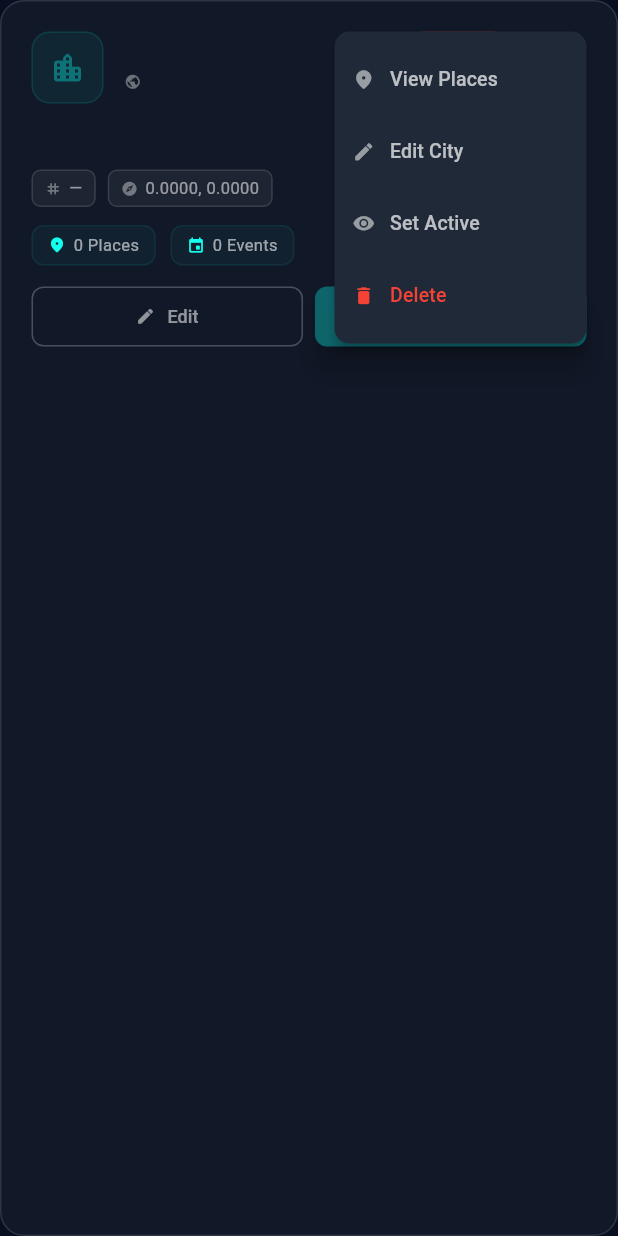
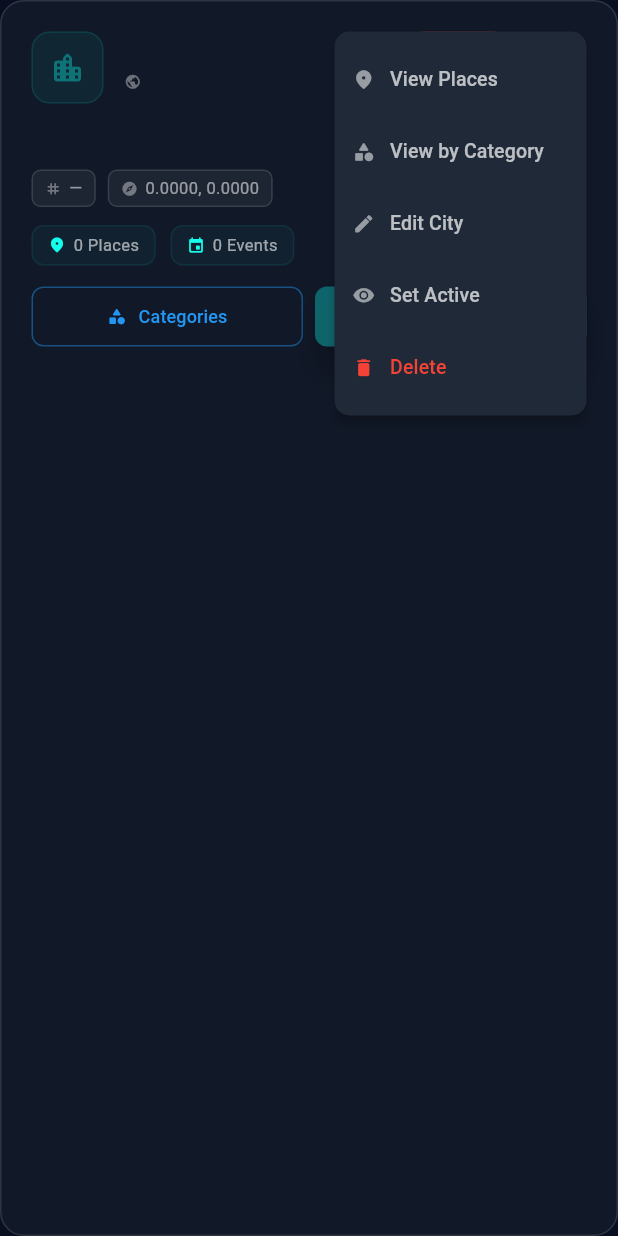
Before and after one commit to Fabrone/Palmnazi, a Flutter app: the _CityCard widget shown alone on an empty page, opened directly with empty values, after a tap on the "more vert" icon, on a phone screen of 412 x 824 dp. Run offline on Flutter 3.47's test engine with Material 3 defaults, Android fonts, the phone set to English and light mode, and no system bars; our stand-ins replace firebase_core, flutter_secure_storage, google_sign_in, logger; accounts and stored records are empty; network calls fail; Roboto replaces fonts that are missing (Poppins).

Commit message:
Updated Categorybutton click from the Resort city screen

```diff
--- a/lib/admin/admin_resort_cities_screen.dart
+++ b/lib/admin/admin_resort_cities_screen.dart
@@ -25,12 +25,19 @@ final Logger _screenLog = Logger(
 
 class AdminResortCitiesScreen extends StatefulWidget {
   final AdminApiService apiService;
+  /// Called when the user taps "Places" on a city card → navigates to
+  /// the Places tab pre-filtered by this city.
   final ValueChanged<CityModel> onCitySelected;
+  /// Called when the user taps "Categories" on a city card → navigates to
+  /// the Places tab pre-filtered by this city so the user can then pick
+  /// a category from the filter row to browse places by category.
+  final ValueChanged<CityModel> onCityForCategoriesSelected;
 
   const AdminResortCitiesScreen({
     super.key,
     required this.apiService,
     required this.onCitySelected,
+    required this.onCityForCategoriesSelected,
   });
 
   @override
@@ -443,8 +450,9 @@ class _AdminResortCitiesScreenState extends State<AdminResortCitiesScreen>
               onEdit: () => _openForm(city: _filtered[i]),
               onDelete: () => _delete(_filtered[i]),
               onToggleActive: () => _toggleActive(_filtered[i]),
-              onViewPlaces: () =>
-                  widget.onCitySelected(_filtered[i]),
+              onViewPlaces: () => widget.onCitySelected(_filtered[i]),
+              onViewCategories: () =>
+                  widget.onCityForCategoriesSelected(_filtered[i]),
             ),
           );
         }),
@@ -540,6 +548,7 @@ class _CityCard extends StatefulWidget {
   final VoidCallback onDelete;
   final VoidCallback onToggleActive;
   final VoidCallback onViewPlaces;
+  final VoidCallback onViewCategories;
 
   const _CityCard({
     required this.city,
@@ -547,6 +556,7 @@ class _CityCard extends StatefulWidget {
     required this.onDelete,
     required this.onToggleActive,
     required this.onViewPlaces,
+    required this.onViewCategories,
   });
 
   @override
@@ -650,16 +660,19 @@ class _CityCardState extends State<_CityCard> {
                   shape: RoundedRectangleBorder(
                       borderRadius: BorderRadius.circular(10)),
                   onSelected: (v) {
-                    if (v == 'channels') widget.onViewPlaces();
+                    if (v == 'places') widget.onViewPlaces();
+                    if (v == 'categories') widget.onViewCategories();
                     if (v == 'edit') widget.onEdit();
                     if (v == 'toggle') widget.onToggleActive();
                     if (v == 'delete') widget.onDelete();
                   },
                   itemBuilder: (_) => [
                     const PopupMenuItem(
-                        value: 'channels',
-                        child: _PopItem(
-                            Icons.place_rounded, 'View Places')),
+                        value: 'places',
+                        child: _PopItem(Icons.place_rounded, 'View Places')),
+                    const PopupMenuItem(
+                        value: 'categories',
+                        child: _PopItem(Icons.category_rounded, 'View by Category')),
                     const PopupMenuItem(
                         value: 'edit',
                         child: _PopItem(Icons.edit_rounded, 'Edit City')),
@@ -730,17 +743,20 @@ class _CityCardState extends State<_CityCard> {
 
               const SizedBox(height: 10),
 
-              // ── Action buttons ────────────────────────────────────────────
+              // ── Action buttons ─────────────────────────────────────────────
+              // Edit is available in the ⋮ menu above; these two buttons give
+              // direct-access shortcuts to the two most common drill-down views.
               Row(children: [
                 Expanded(
                   child: OutlinedButton.icon(
-                    onPressed: widget.onEdit,
-                    icon: const Icon(Icons.edit_rounded, size: 13),
-                    label: const Text('Edit',
+                    onPressed: widget.onViewCategories,
+                    icon: const Icon(Icons.category_rounded, size: 13),
+                    label: const Text('Categories',
                         style: TextStyle(fontSize: 12)),
                     style: OutlinedButton.styleFrom(
-                      foregroundColor: Colors.white54,
-                      side: const BorderSide(color: Colors.white24),
+                      foregroundColor: const Color(0xFF2196F3),
+                      side: BorderSide(
+                          color: const Color(0xFF2196F3).withValues(alpha: 0.45)),
                       padding: const EdgeInsets.symmetric(vertical: 10),
                       shape: RoundedRectangleBorder(
                           borderRadius: BorderRadius.circular(8)),
```
Also changed, not shown: lib/admin/admin_dashboard.dart (+18 -4 lines).
